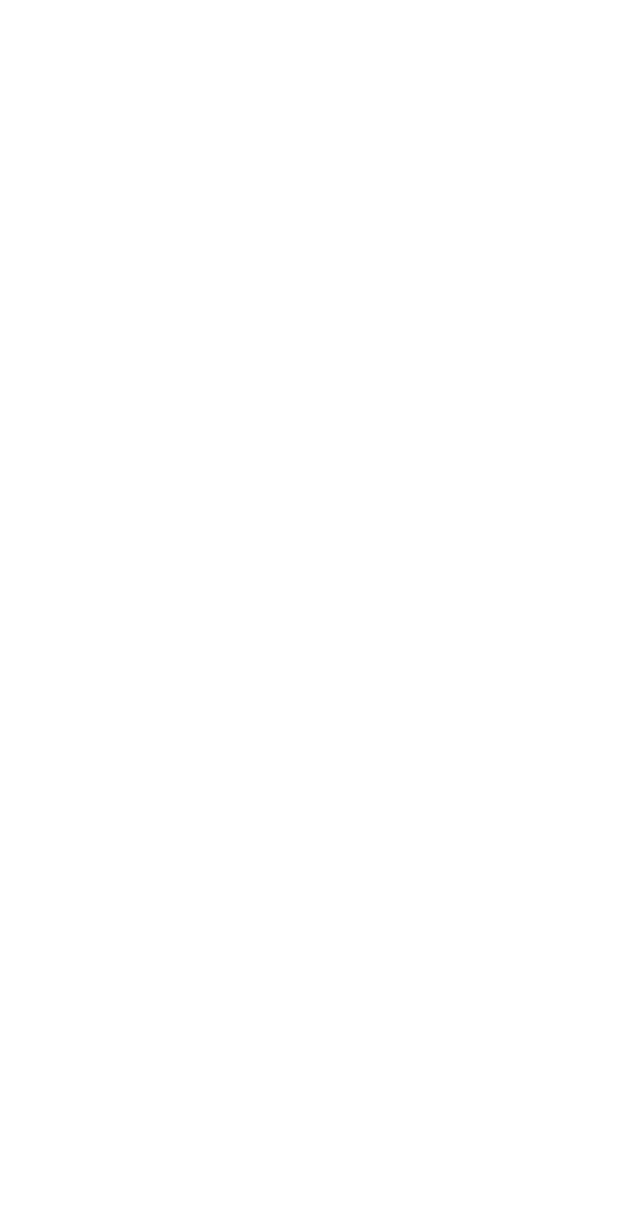
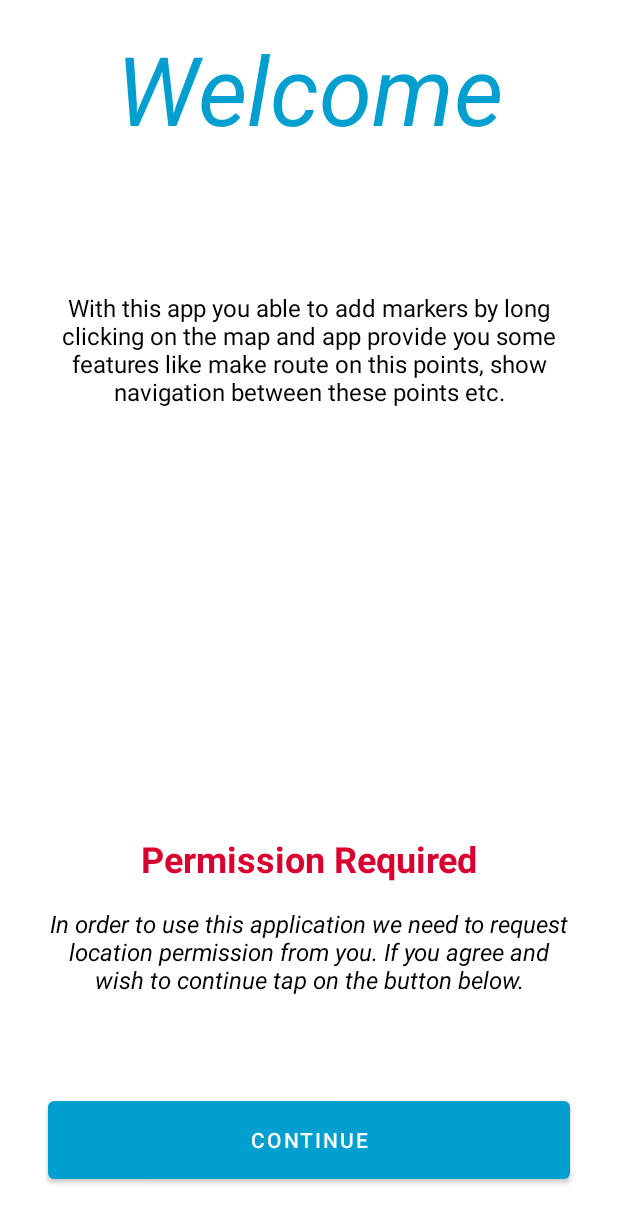
Before and after one commit to envercelik/GoogleMapsApiWorkShop, an Android app: the screen it shows after launch (MainActivity), on a phone screen of 412 x 824 dp. Before the commit the part shown is empty. Shown: the top 1223 px of the screen. Run offline under Robolectric (Android 15) with nearby library versions, the phone set to English and light mode, and no system bars.

Commit message:
create permission screen

```diff
--- a/app/src/main/res/layout/fragment_permission.xml
+++ b/app/src/main/res/layout/fragment_permission.xml
@@ -1,7 +1,87 @@
 <?xml version="1.0" encoding="utf-8"?>
-<FrameLayout xmlns:android="http://schemas.android.com/apk/res/android"
+<androidx.constraintlayout.widget.ConstraintLayout xmlns:android="http://schemas.android.com/apk/res/android"
+    xmlns:app="http://schemas.android.com/apk/res-auto"
     xmlns:tools="http://schemas.android.com/tools"
     android:layout_width="match_parent"
     android:layout_height="match_parent"
     tools:context=".PermissionFragment">
-</FrameLayout>
+
+    <TextView
+        android:id="@+id/textViewAppDescriptionText"
+        android:layout_width="0dp"
+        android:layout_height="wrap_content"
+        android:layout_marginStart="32dp"
+        android:layout_marginTop="16dp"
+        android:layout_marginEnd="32dp"
+        android:layout_marginBottom="16dp"
+        android:text="@string/app_description"
+        android:textAlignment="center"
+        android:textColor="@color/black"
+        android:textSize="16sp"
+        app:layout_constraintBottom_toTopOf="@+id/textViewPermissionRequiredText"
+        app:layout_constraintEnd_toEndOf="parent"
+        app:layout_constraintHorizontal_bias="0.0"
+        app:layout_constraintStart_toStartOf="parent"
+        app:layout_constraintTop_toBottomOf="@+id/textViewWelcome"
+        app:layout_constraintVertical_bias="0.22000003" />
+
+    <TextView
+        android:id="@+id/textViewWelcome"
+        android:layout_width="0dp"
+        android:layout_height="wrap_content"
+        android:layout_marginStart="32dp"
+        android:layout_marginTop="16dp"
+        android:textAlignment="center"
+        android:textColor="@color/blue_500"
+        android:textStyle="italic"
+        android:textSize="64sp"
+        android:layout_marginEnd="32dp"
+        android:text="@string/welcome"
+        app:layout_constraintEnd_toEndOf="parent"
+        app:layout_constraintStart_toStartOf="parent"
+        app:layout_constraintTop_toTopOf="parent" />
+
+    <TextView
+        android:id="@+id/textViewPermissionRequiredText"
+        android:layout_width="0dp"
+        android:layout_height="wrap_content"
+        android:layout_marginStart="32dp"
+        android:layout_marginEnd="32dp"
+        android:layout_marginBottom="16dp"
+        android:text="@string/permission_required"
+        android:textColor="@color/red"
+        android:textSize="24sp"
+        android:textAlignment="center"
+        android:textStyle="bold"
+        app:layout_constraintBottom_toTopOf="@+id/textViewPermissionDescriptionText"
+        app:layout_constraintEnd_toEndOf="parent"
+        app:layout_constraintStart_toStartOf="parent" />
+
+    <TextView
+        android:id="@+id/textViewPermissionDescriptionText"
+        android:layout_width="0dp"
+        android:layout_height="wrap_content"
+        android:layout_marginStart="32dp"
+        android:layout_marginEnd="32dp"
+        android:layout_marginBottom="64dp"
+        android:text="@string/permission_description"
+        android:textAlignment="center"
+        android:textColor="@color/black"
+        android:textSize="16sp"
+        android:textStyle="italic"
+        app:layout_constraintBottom_toTopOf="@+id/continueButton"
+        app:layout_constraintEnd_toEndOf="parent"
+        app:layout_constraintStart_toStartOf="parent" />
+
+    <Button
+        android:id="@+id/continueButton"
+        android:layout_width="0dp"
+        android:layout_height="64dp"
+        android:layout_marginStart="32dp"
+        android:layout_marginEnd="32dp"
+        android:layout_marginBottom="32dp"
+        android:text="@string/button_continue_text"
+        app:layout_constraintBottom_toBottomOf="parent"
+        app:layout_constraintEnd_toEndOf="parent"
+        app:layout_constraintStart_toStartOf="parent" />
+</androidx.constraintlayout.widget.ConstraintLayout>
--- a/app/src/main/res/values/colors.xml
+++ b/app/src/main/res/values/colors.xml
@@ -7,4 +7,5 @@
     <color name="teal_700">#FF018786</color>
     <color name="black">#FF000000</color>
     <color name="white">#FFFFFFFF</color>
+    <color name="red">#FFd90030</color>
 </resources>
--- a/app/src/main/res/values/strings.xml
+++ b/app/src/main/res/values/strings.xml
@@ -1,3 +1,14 @@
 <resources>
     <string name="app_name">GoogleMapsApiWorkShop</string>
+    <string name="button_continue_text">Continue</string>
+    <string name="permission_description">
+        In order to use this application we need to request location permission from you. If you
+        agree and wish to continue tap on the button below.
+    </string>
+    <string name="welcome">Welcome</string>
+    <string name="permission_required">Permission Required</string>
+    <string name="app_description">With this app you able to add markers by long clicking
+        on the map and app provide you some features like make route on this points, show
+        navigation between these points etc.
+    </string>
 </resources>
```
